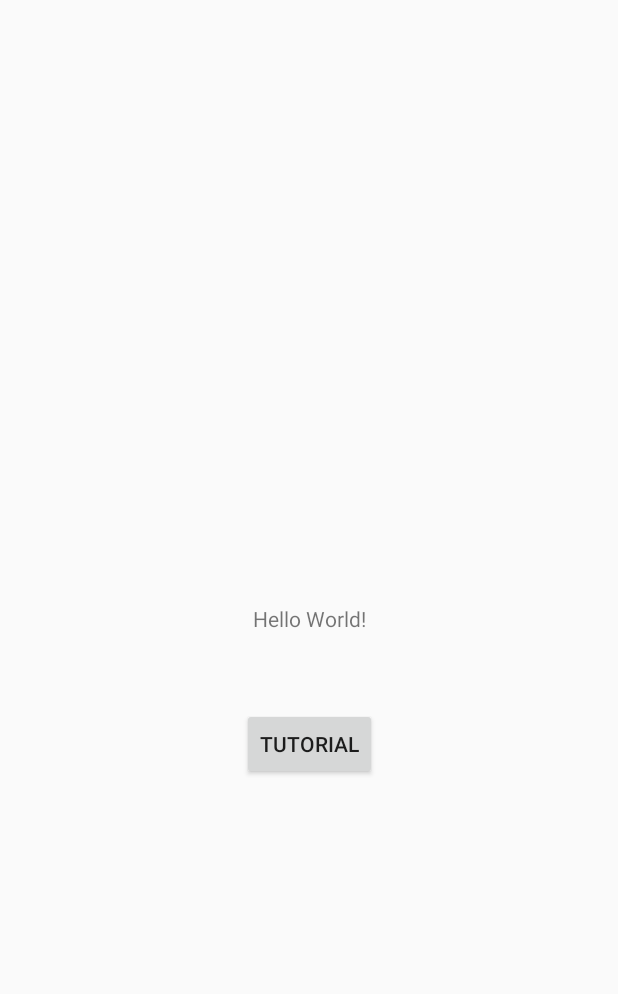
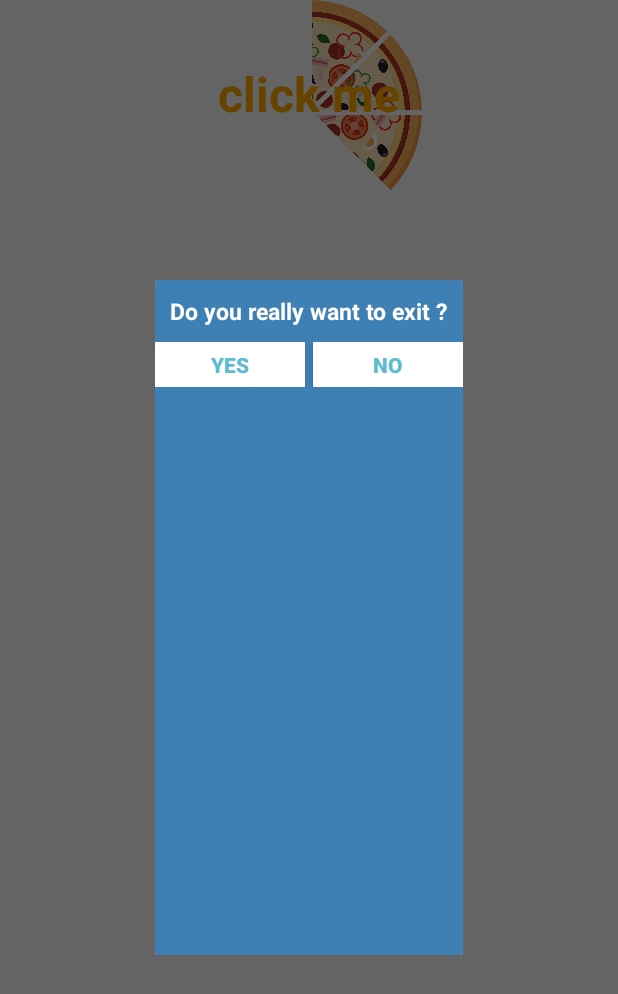
Before and after one commit to ash-kmr/FoodDiary, an Android app: the screen it shows after launch (MainActivity), after a tap on "TUTORIAL", on a phone screen of 412 x 824 dp. Shown: the top 994 px of the screen. Run offline under Robolectric (Android 15) with nearby library versions, the phone set to English and light mode, and no system bars.

Commit message:
Added Custom dialog and Pizza View

```diff
--- a/app/build.gradle
+++ b/app/build.gradle
@@ -31,4 +31,5 @@ dependencies {
     androidTestImplementation 'com.android.support.test:runner:1.0.2'
     androidTestImplementation 'com.android.support.test.espresso:espresso-core:3.0.2'
     implementation 'com.github.apl-devs:appintro:v4.2.3'
+
 }
--- a/app/src/main/java/com/example/internadmin/fooddiary/MainActivity.kt
+++ b/app/src/main/java/com/example/internadmin/fooddiary/MainActivity.kt
@@ -10,10 +10,19 @@ class MainActivity : AppCompatActivity() {
     override fun onCreate(savedInstanceState: Bundle?) {
         super.onCreate(savedInstanceState)
         setContentView(R.layout.activity_main)
-        var btn_tut_activity = findViewById<Button>(R.id.btnTutorial)
+
+        var btn_tut_activity = findViewById<Button>(R.id.btnTutorial);
         btn_tut_activity.setOnClickListener{
             val intent = Intent(this, IntroActivity::class.java)
             startActivity(intent);
         }
+
+        var btn_PieSliderDialog = findViewById<Button>(R.id.btnPieSliderDialog);
+        btn_PieSliderDialog.setOnClickListener{
+            var cdd = PieSliderDialog(this);
+            cdd.show();
+        }
+
+
     }
 }
--- /dev/null
+++ b/app/src/main/java/com/example/internadmin/fooddiary/PieSliderDialog.java
@@ -0,0 +1,49 @@
+package com.example.internadmin.fooddiary;
+
+import android.app.Activity;
+import android.app.Dialog;
+import android.os.Bundle;
+import android.view.View;
+import android.view.Window;
+import android.widget.Button;
+
+public class PieSliderDialog extends Dialog implements
+        android.view.View.OnClickListener {
+
+    public Activity c;
+    public Dialog d;
+    public Button yes, no;
+
+    public PieSliderDialog(Activity a) {
+        super(a);
+        // TODO Auto-generated constructor stub
+        this.c = a;
+    }
+
+    @Override
+    protected void onCreate(Bundle savedInstanceState) {
+        super.onCreate(savedInstanceState);
+        requestWindowFeature(Window.FEATURE_NO_TITLE);
+        setContentView(R.layout.pieslider_dialog);
+        yes = (Button) findViewById(R.id.btn_yes);
+        no = (Button) findViewById(R.id.btn_no);
+        yes.setOnClickListener(this);
+        no.setOnClickListener(this);
+
+    }
+
+    @Override
+    public void onClick(View v) {
+        switch (v.getId()) {
+            case R.id.btn_yes:
+                c.finish();
+                break;
+            case R.id.btn_no:
+                dismiss();
+                break;
+            default:
+                break;
+        }
+        dismiss();
+    }
+}
--- /dev/null
+++ b/app/src/main/java/com/example/internadmin/fooddiary/PizzaView.java
@@ -0,0 +1,74 @@
+package com.example.internadmin.fooddiary;
+
+import android.content.Context;
+import android.graphics.Bitmap;
+import android.graphics.BitmapFactory;
+import android.graphics.BitmapShader;
+import android.graphics.Canvas;
+import android.graphics.Matrix;
+import android.graphics.Paint;
+import android.graphics.RectF;
+import android.graphics.Shader;
+import android.graphics.Typeface;
+import android.util.AttributeSet;
+import android.util.Log;
+import android.view.MotionEvent;
+import android.view.View;
+
+public class PizzaView extends View {
+
+    private Bitmap mBitmap;
+    private Paint mPaint;
+    private RectF mOval;
+    private float mAngle = 135;
+    private Paint mTextPaint;
+    private float w2,h2;
+
+    public PizzaView(Context context, AttributeSet AttributeSet) {
+        super(context);
+        mBitmap = BitmapFactory.decodeResource(getResources(), R.drawable.cutpizza);
+        mPaint = new Paint(Paint.ANTI_ALIAS_FLAG);
+        mOval = new RectF();
+        mTextPaint = new Paint(Paint.ANTI_ALIAS_FLAG);
+        mTextPaint.setTextSize(48);
+        mTextPaint.setTextAlign(Paint.Align.CENTER);
+        mTextPaint.setColor(0xffffaa00);
+        mTextPaint.setTypeface(Typeface.DEFAULT_BOLD);
+        w2 = getWidth() / 2f;
+        h2 = getHeight() / 2f;
+    }
+
+    @Override
+    protected void onSizeChanged(int w, int h, int oldw, int oldh) {
+        Matrix m = new Matrix();
+        mBitmap = Bitmap.createScaledBitmap(mBitmap, w, h, false);
+        RectF src = new RectF(0, 0, mBitmap.getWidth(), mBitmap.getHeight());
+        RectF dst = new RectF(0, 0, w, h);
+        m.setRectToRect(src, dst, Matrix.ScaleToFit.CENTER);
+        Shader shader = new BitmapShader(mBitmap, Shader.TileMode.CLAMP, Shader.TileMode.CLAMP);
+        shader.setLocalMatrix(m);
+        mPaint.setShader(shader);
+        m.mapRect(mOval, src);
+        w2 = w / 2f;
+        h2 = h / 2f;
+    }
+
+    @Override
+    protected void onDraw(Canvas canvas) {
+        canvas.drawArc(mOval, -90, mAngle, true, mPaint);
+        canvas.drawText("click me", getWidth() / 2, getHeight() / 2, mTextPaint);
+    }
+
+    @Override
+    public boolean onTouchEvent(MotionEvent event) {
+        if(event.getAction() == MotionEvent.ACTION_MOVE){
+            mAngle = (float) Math.toDegrees(Math.atan2(event.getY() - h2, event.getX() - w2));
+            Log.i("PizzaView", "Detected Angle is " + String.valueOf(mAngle));
+            mAngle += 90 + 360;
+            mAngle %= 360;
+            Log.i("PizzaView", "Calculated Angle is " + String.valueOf(mAngle));
+            invalidate();
+        }
+        return true;
+    }
+}
--- a/app/src/main/res/layout/activity_main.xml
+++ b/app/src/main/res/layout/activity_main.xml
@@ -5,6 +5,26 @@
     android:layout_width="match_parent"
     android:layout_height="match_parent"
     tools:context=".MainActivity">
+
+    <com.example.internadmin.fooddiary.PizzaView
+        android:id="@+id/ViewPizza"
+        android:layout_width="150dp"
+        android:layout_height="150dp"
+        app:layout_constraintEnd_toEndOf="parent"
+        app:layout_constraintHorizontal_bias="0.5"
+        app:layout_constraintStart_toStartOf="parent"
+        tools:layout_editor_absoluteY="91dp" />
+
+    <Button
+        android:id="@+id/btnPieSliderDialog"
+        android:layout_width="wrap_content"
+        android:layout_height="wrap_content"
+        android:layout_marginTop="150dp"
+        android:text="Tutorial"
+        app:layout_constraintEnd_toEndOf="parent"
+        app:layout_constraintHorizontal_bias="0.501"
+        app:layout_constraintStart_toStartOf="parent"
+        app:layout_constraintTop_toBottomOf="@+id/textView" />
 
     <TextView
         android:id="@+id/textView"
--- /dev/null
+++ b/app/src/main/res/layout/pieslider_dialog.xml
@@ -0,0 +1,50 @@
+<?xml version="1.0" encoding="utf-8"?>
+<LinearLayout xmlns:android="http://schemas.android.com/apk/res/android"
+    android:layout_width="fill_parent"
+    android:layout_height="450dp"
+    xmlns:circular="http://schemas.android.com/apk/res-auto"
+    android:background="#3E80B4"
+    android:orientation="vertical">
+
+    <TextView
+        android:id="@+id/txt_dia"
+        android:layout_width="wrap_content"
+        android:layout_height="wrap_content"
+        android:layout_gravity="center"
+        android:layout_margin="10dp"
+        android:text="Do you really want to exit ?"
+        android:textColor="@android:color/white"
+        android:textSize="15dp"
+        android:textStyle="bold"/>
+
+
+    <LinearLayout
+        android:layout_width="wrap_content"
+        android:layout_height="wrap_content"
+        android:layout_gravity="center"
+        android:background="#3E80B4"
+        android:orientation="horizontal" >
+
+        <Button
+            android:id="@+id/btn_yes"
+            android:layout_width="100dp"
+            android:layout_height="30dp"
+            android:background="@android:color/white"
+            android:clickable="true"
+            android:text="Yes"
+            android:textColor="#5DBCD2"
+            android:textStyle="bold" />
+
+        <Button
+            android:id="@+id/btn_no"
+            android:layout_width="100dp"
+            android:layout_height="30dp"
+            android:layout_marginLeft="5dp"
+            android:background="@android:color/white"
+            android:clickable="true"
+            android:text="No"
+            android:textColor="#5DBCD2"
+            android:textStyle="bold" />
+    </LinearLayout>
+
+</LinearLayout>
```
Also changed, not shown: app/src/main/res/drawable/cutpizza.png (added).
